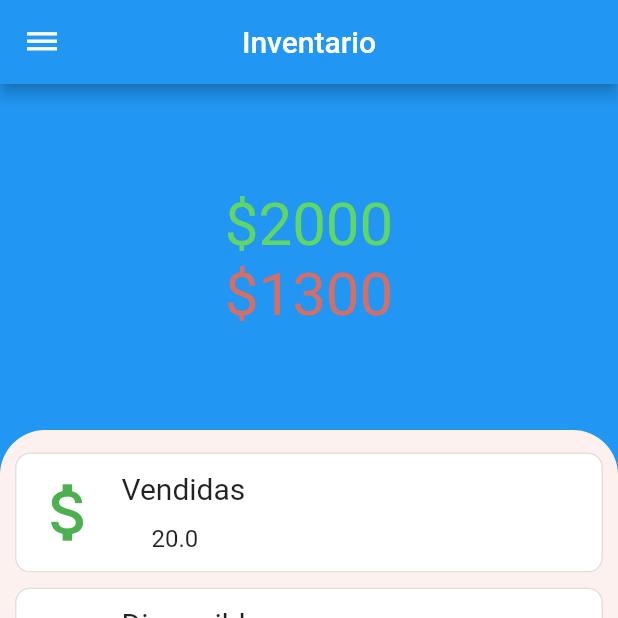
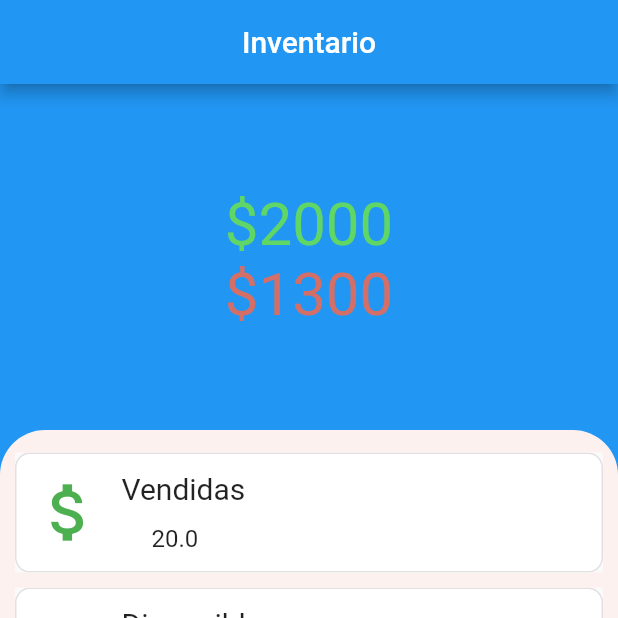
Before and after one commit to Ednover/InventarioPacas, a Flutter app: the screen it shows after launch, on a phone screen of 412 x 824 dp, the top half of it. Run offline on Flutter 3.47's test engine with Material 2 defaults, Android fonts, the phone set to English and light mode, and no system bars.

Commit message:
Actualización de ItemList y menú
Se modificó los items generados (las opciones) para que tengan animaciones en las interacciones (onhover, splash), utilizando ink e inkwell.
En el apartado de menú solo se eliminó el botón de opciones que se encontraba en el appBar

```diff
--- a/app_inventory/lib/home.dart
+++ b/app_inventory/lib/home.dart
@@ -30,23 +30,7 @@ class Home extends StatelessWidget {
       itemBuilder: (BuildContext context, int index) {
         return Container(
           margin: EdgeInsets.only(left: 10, right: 10),
-          padding: EdgeInsets.only(left: 10),
-          width: MediaQuery.of(context).size.width,
-          height: 80,
-          decoration: BoxDecoration(
-            color: Colors.white,
-            border: Border.all(
-              color: Colors.black.withAlpha(30),
-              width: 1,
-              style: BorderStyle.solid,
-            ),
-            borderRadius: BorderRadius.circular(10),
-          ),
-          child: InkWell(
-            onTap: () {},
-            child: Center(child: items[index]),
-          ),
-        );
+          child: items[index]);
       },
       separatorBuilder: (BuildContext context, int index) => Container(
         width: double.infinity,
--- a/app_inventory/lib/itemList.dart
+++ b/app_inventory/lib/itemList.dart
@@ -37,7 +37,27 @@ class _ItemList extends State<ItemList> {
       alignment: Alignment.topLeft,
     );
 
-    final item = Container(
+    final item = Material(
+      child: InkWell(
+      borderRadius: BorderRadius.circular(10),
+      onTap: () {
+        Scaffold.of(context).showSnackBar(SnackBar(
+          content: Text("Se presionó el boton de " + widget.type),
+        ));
+      },
+      child: Ink(
+        padding: EdgeInsets.only(left: 10),
+        width: MediaQuery.of(context).size.width,
+        height: 80,
+        decoration: BoxDecoration(
+          color: Colors.white,
+          border: Border.all(
+            color: Colors.black.withAlpha(30),
+            width: 1,
+            style: BorderStyle.solid,
+          ),
+          borderRadius: BorderRadius.circular(10),
+        ),
         child: Row(
           children: <Widget>[
             iconItem,
@@ -50,7 +70,8 @@ class _ItemList extends State<ItemList> {
             )
           ],
         ),
-    );
+      ),
+    ));
 
     return item;
   }
--- a/app_inventory/lib/menu.dart
+++ b/app_inventory/lib/menu.dart
@@ -38,10 +38,6 @@ class _Menu extends State<Menu> {
   Widget build(BuildContext context) {
     return Scaffold(
       appBar: AppBar(
-        leading: IconButton(
-          icon: const Icon(Icons.dehaze),
-          onPressed: () {},
-        ),
         title: Text(titleBar),
         centerTitle: true,
       ),
@@ -49,7 +45,7 @@ class _Menu extends State<Menu> {
       backgroundColor: Color(0xffefefef),
       bottomNavigationBar: Theme(
         data: Theme.of(context)
-            .copyWith(canvasColor: Colors.white, primaryColor: Colors.blue),
+            .copyWith(canvasColor: Colors.white),
         child: BottomNavigationBar(
           onTap: onTapTapped,
           currentIndex: indexTap,
```
Lines whose indentation alone changed are shown as unchanged.
